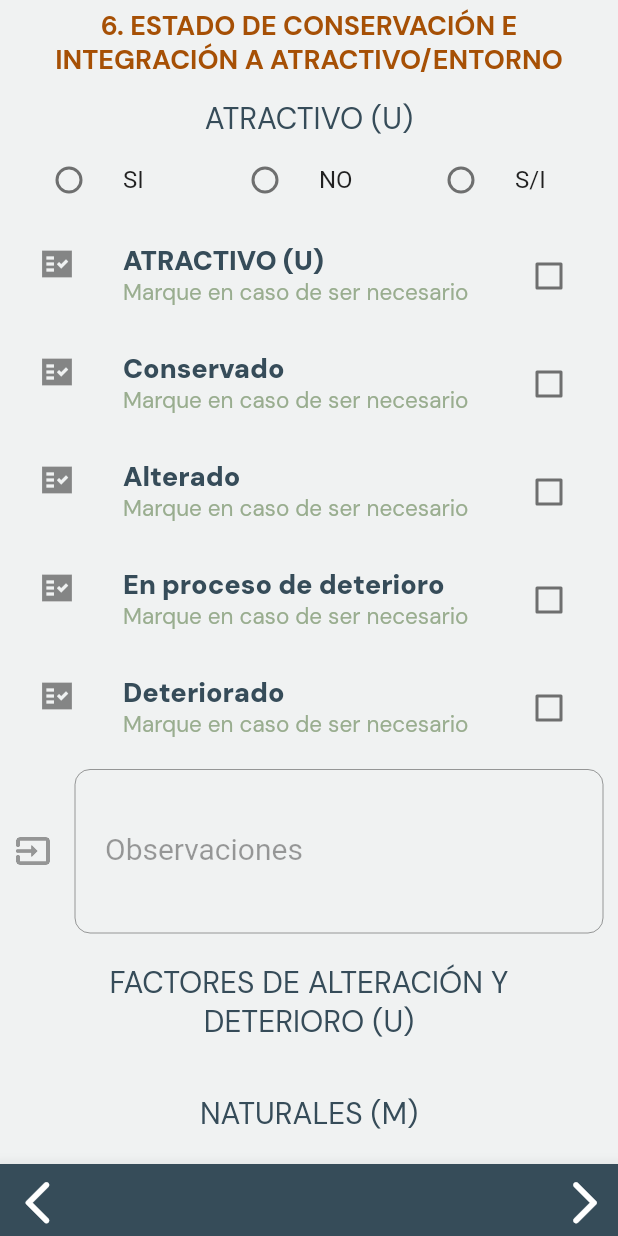
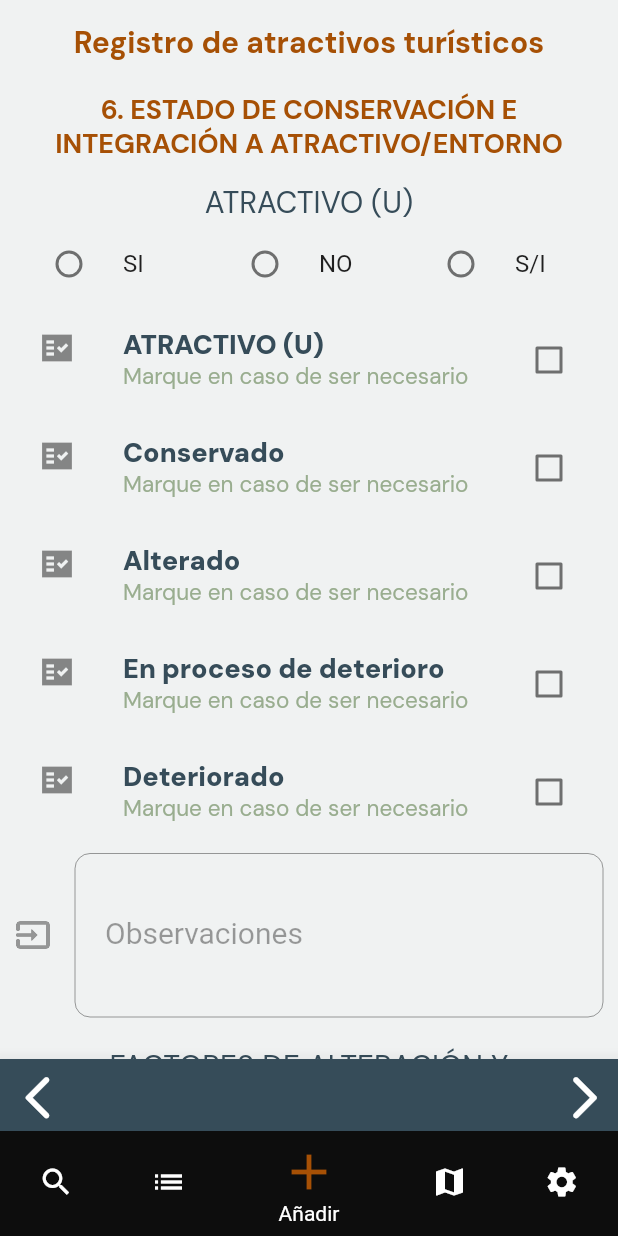
Before and after one commit to joSar2000/Turismo_Flutter, a Flutter app: the screen it shows after launch, on a phone screen of 412 x 824 dp. Run offline on Flutter 3.47's test engine with Material 2 defaults, Android fonts, the phone set to English and light mode, and no system bars; our stand-ins replace cloud_firestore, firebase_core, firebase_database, google_fonts, hexcolor, image_picker and 2 more; missing offline and left inert: a package; accounts and stored records are empty.

Commit message:
Subiendo maquetado

```diff
--- /dev/null
+++ b/lib/components/home.dart
@@ -0,0 +1,83 @@
+
+import 'package:flutter/material.dart';
+import 'package:google_fonts/google_fonts.dart';
+import 'package:turismo_flutter/components/lista.dart';
+import 'package:turismo_flutter/pages/viewturista_table6.dart';
+
+class Home extends StatefulWidget {
+  // This widget is the root of your application.
+  @override
+  _Home createState() => _Home();
+}
+
+class _Home extends State<Home> {
+
+  int _currentIndex = 2;
+  final tabs = [
+    Center(child: Text("Buscar")),
+    listRecursos(),
+    turismTable6(),
+    Center(child: Text("Mapas")),
+    Center(child: Text("Ajustes de aplicación")),
+  ];
+  @override
+  Widget build(BuildContext context) {
+    return MaterialApp(
+      title: 'Registro Atractivos Turísticos',
+      home: Scaffold(
+          backgroundColor: Color(0xFFF0F2F2),
+          appBar: AppBar(
+            elevation: 0,
+            backgroundColor: Color(0xFFF0F2F2),
+            title: Text(
+              'Registro de atractivos turísticos',
+              style: GoogleFonts.dmSans(
+                  fontWeight: FontWeight.bold,
+                  fontSize: 20,
+                  color: Color(0xffA65005)),
+            ),
+            centerTitle: true,
+          ),
+          //If you want to show body behind the navbar, it should be true
+          extendBody: true,
+          body: tabs[_currentIndex],
+          //floatingActionButtonLocation:
+          //  FloatingActionButtonLocation.centerDocked,
+          //floatingActionButton: AddRecurso(),
+          bottomNavigationBar: BottomNavigationBar(
+              currentIndex: _currentIndex,
+              onTap: (index) {
+                setState(() {
+                  _currentIndex = index;
+                });
+              },
+              elevation: 0,
+              items: [
+                BottomNavigationBarItem(
+                    icon: Icon(Icons.search),
+                    label: 'Buscar',
+                    backgroundColor: Color(0xff0D0D0D)),
+                BottomNavigationBarItem(
+                    icon: Icon(Icons.list),
+                    label: 'Listar',
+                    backgroundColor: Color(0xff0D0D0D)),
+                BottomNavigationBarItem(
+                    icon: Icon(
+                      Icons.add,
+                      color: Color(0xffA65005),
+                      size: 40,
+                    ),
+                    label: 'Añadir',
+                    backgroundColor: Color(0xff0D0D0D)),
+                BottomNavigationBarItem(
+                    icon: Icon(Icons.map),
+                    label: 'Mapa',
+                    backgroundColor: Color(0xff0D0D0D)),
+                BottomNavigationBarItem(
+                    icon: Icon(Icons.settings),
+                    label: 'Ajustes',
+                    backgroundColor: Color(0xff0D0D0D)),
+              ])),
+    );
+  }
+}
--- a/lib/main.dart
+++ b/lib/main.dart
@@ -1,10 +1,8 @@
 
 import 'package:flutter/material.dart';
 import 'package:firebase_core/firebase_core.dart';
-import 'package:turismo_flutter/pages/viewturista_table7.dart';
+import 'package:turismo_flutter/components/home.dart';
 import 'package:turismo_flutter/pages/viewturista_table6.dart';
-import 'package:turismo_flutter/pages/viewturista_table8.dart';
-import 'package:turismo_flutter/pages/viewturista_table9.dart';
 
 void main() async {
   WidgetsFlutterBinding.ensureInitialized();
@@ -19,7 +17,7 @@ class MyApp extends StatelessWidget {
     return MaterialApp(
       initialRoute: turismTable6.ROUTE,
       routes: {
-        turismTable6.ROUTE : (_) => turismTable6(),
+        turismTable6.ROUTE : (_) => Home(),
 
         //turismTable6_1.ROUTE : (_) => turismTable6_1(),
         //turismTable6_2.ROUTE: (_) => turismTable6_2(),
--- a/pubspec.yaml
+++ b/pubspec.yaml
@@ -32,9 +32,9 @@ dependencies:
   # The following adds the Cupertino Icons font to your application.
   # Use with the CupertinoIcons class for iOS style icons.
   cupertino_icons: ^1.0.2
-  firebase_core: ^1.2.0
+  firebase_core: ^1.3.0
   firebase_database: ^7.0.0
-  cloud_firestore: ^2.2.0
+  cloud_firestore: ^2.3.0
   table_calendar: ^3.0.0
   hexcolor: ^2.0.4
   google_fonts: ^2.1.0
```
Also changed, not shown: lib/components/lista.dart (added, +78 -0 lines), lib/components/sitio.dart (added, +16 -0 lines), pubspec.lock.
